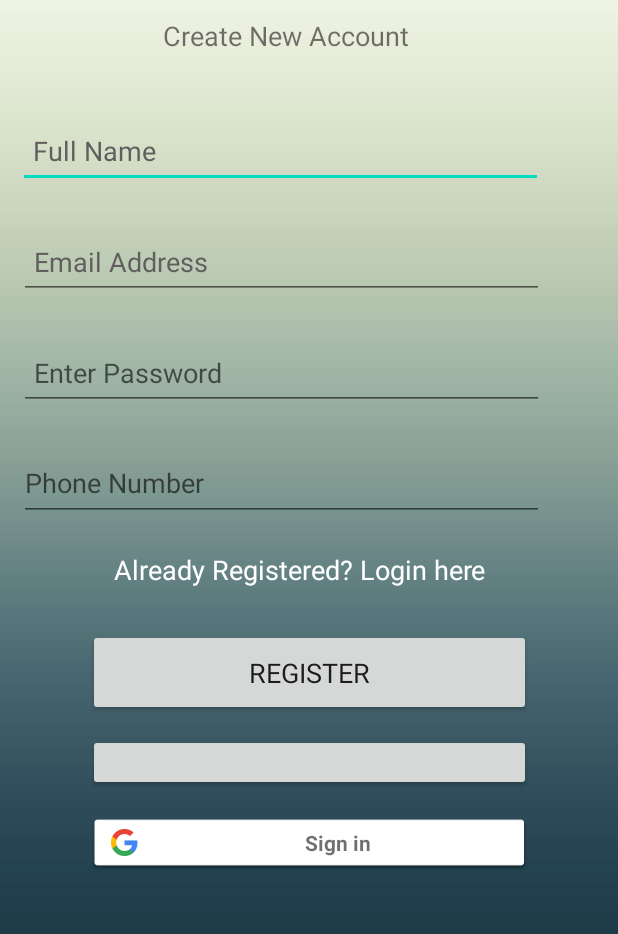
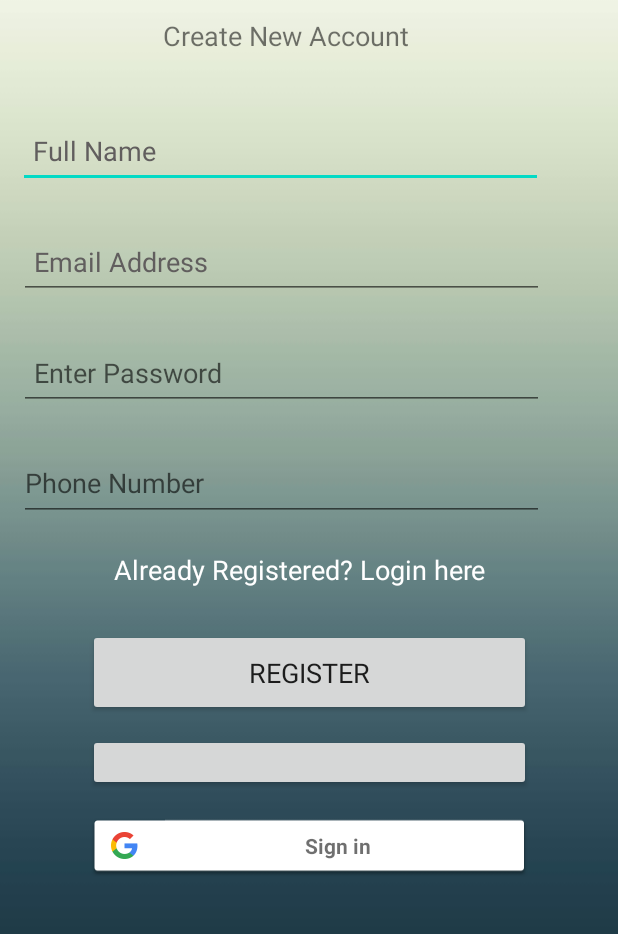
Before and after one commit to Rohithkumargattu979/My-Notfy, an Android app: the layout activity_register.xml on its own in the app's theme, with its tools: preview values and no code run, on a phone screen of 412 x 824 dp, the part 176-1110 px from its top. Run offline under Robolectric (Android 15) with nearby library versions, the phone set to English and light mode, and no system bars; plain views replace LoginButton; Roboto replaces fonts that are not available here.

Commit message:
Google sign in button changed, action bar removed, Dash board background changed

```diff
--- a/app/src/main/res/layout/activity_login.xml
+++ b/app/src/main/res/layout/activity_login.xml
@@ -25,7 +25,7 @@
     <com.google.android.gms.common.SignInButton
         android:id="@+id/gsignin"
         android:layout_width="295dp"
-        android:layout_height="38dp"
+        android:layout_height="43dp"
         android:layout_marginTop="15dp"
         app:layout_constraintEnd_toEndOf="parent"
         app:layout_constraintStart_toStartOf="parent"
--- a/app/src/main/res/layout/activity_register.xml
+++ b/app/src/main/res/layout/activity_register.xml
@@ -12,11 +12,13 @@
     <com.google.android.gms.common.SignInButton
         android:id="@+id/gsignin"
         android:layout_width="295dp"
-        android:layout_height="38dp"
+        android:layout_height="42dp"
         android:layout_marginTop="15dp"
         app:layout_constraintEnd_toEndOf="parent"
         app:layout_constraintStart_toStartOf="parent"
         app:layout_constraintTop_toBottomOf="@+id/login_button" />
+
+
 
     <TextView
         android:id="@+id/textView3"
--- a/app/src/main/res/values-night/themes.xml
+++ b/app/src/main/res/values-night/themes.xml
@@ -1,6 +1,6 @@
 <resources xmlns:tools="http://schemas.android.com/tools">
     <!-- Base application theme. -->
-    <style name="Theme.MyNotify" parent="Theme.AppCompat.Light.DarkActionBar">
+    <style name="Theme.MyNotify" parent="Theme.AppCompat.Light.NoActionBar">
         <!-- Primary brand color. -->
         <item name="colorPrimary">@color/purple_200</item>
         <item name="colorPrimaryDark">@color/purple_700</item>
--- a/app/src/main/res/values/themes.xml
+++ b/app/src/main/res/values/themes.xml
@@ -1,6 +1,6 @@
 <resources xmlns:tools="http://schemas.android.com/tools">
     <!-- Base application theme. -->
-    <style name="Theme.MyNotify" parent="Theme.AppCompat.Light.DarkActionBar">
+    <style name="Theme.MyNotify" parent="Theme.AppCompat.Light.NoActionBar">
         <!-- Primary brand color. -->
         <item name="colorPrimary">@color/purple_500</item>
         <item name="colorPrimaryDark">@color/purple_700</item>
```
